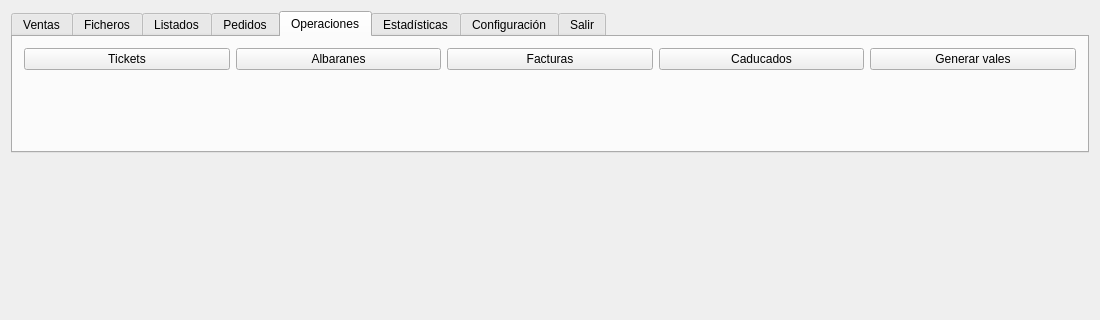
First picture: the form in tienda.ui, repository Ladis72/tienda, before the edit; both pictures show x 0 to 1100 and y 0 to 320 of the 1100 by 754 pixel window.
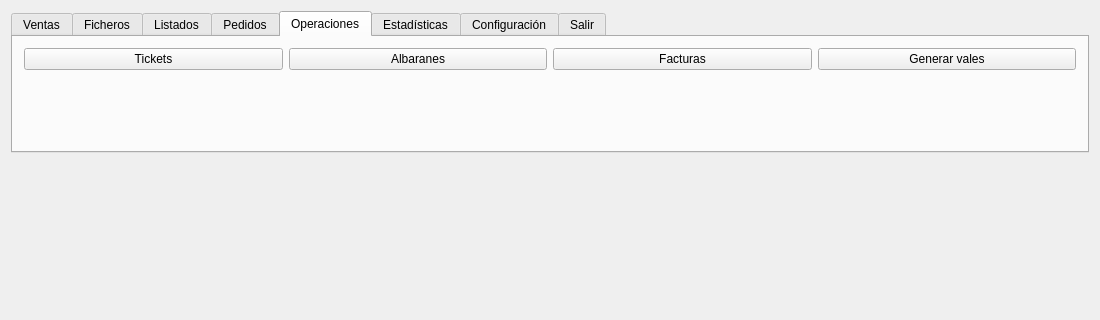
Second picture: the form after the edit. The open tabs and pages were chosen to show the change. Icons and pictures are not drawn.

```diff
--- a/tienda.ui
+++ b/tienda.ui
@@ -342,13 +342,6 @@
         <string>Operaciones</string>
        </attribute>
        <layout class="QGridLayout" name="gridLayout_4">
-        <item row="0" column="3">
-         <widget class="QPushButton" name="pushButtonCaducados">
-          <property name="text">
-           <string>Caducados</string>
-          </property>
-         </widget>
-        </item>
         <item row="0" column="1">
          <widget class="QPushButton" name="pushButtonAlbaranes">
           <property name="text">
```
